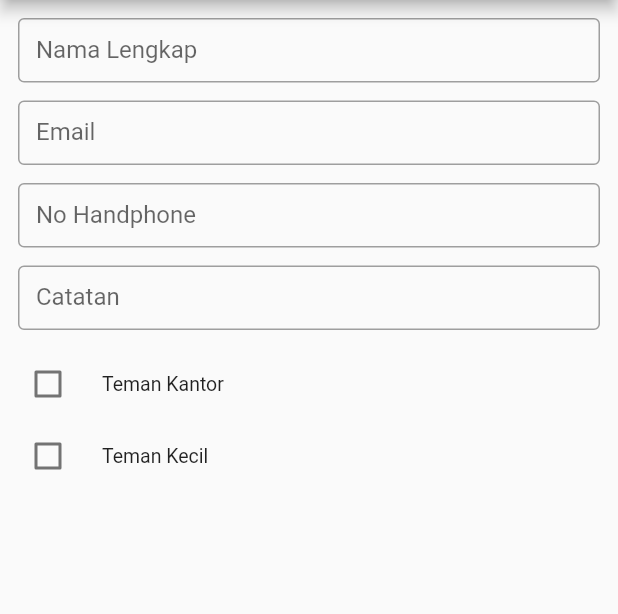
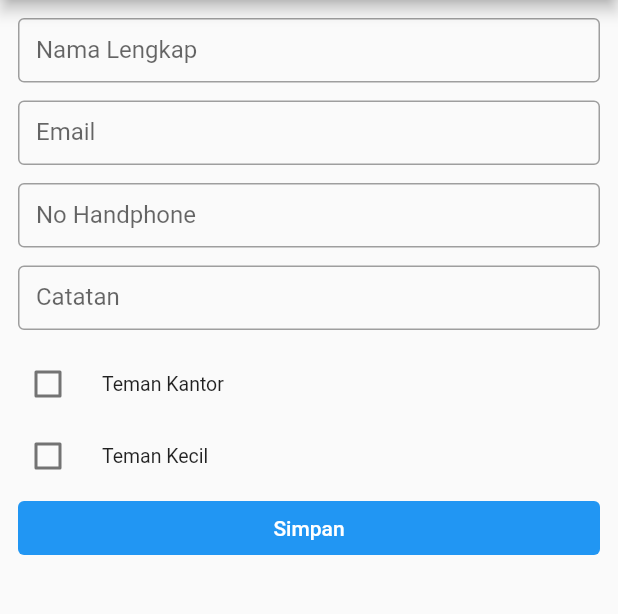
Before and after one commit to ivanismail/crud_contact, a Flutter app: the ContactAddView screen opened by its route, on a phone screen of 412 x 824 dp, the part 84-698 px from its top. Run offline on Flutter 3.47's test engine with Material 2 defaults, Android fonts, the phone set to English and light mode, and no system bars; our stand-ins replace get.

Commit message:
fix: view

```diff
--- a/lib/app/modules/contact/views/contact_add_view.dart
+++ b/lib/app/modules/contact/views/contact_add_view.dart
@@ -1,4 +1,5 @@
 import 'package:crud_contact/app/modules/contact/controllers/contact_controller.dart';
+import 'package:crud_contact/app/widgets/buttons.dart';
 import 'package:crud_contact/app/widgets/page_wrapper.dart';
 import 'package:crud_contact/app/widgets/text_fields.dart';
 import 'package:flutter/material.dart';
@@ -21,7 +22,8 @@ class _ContactAddViewState extends State<ContactAddView> {
         title: Text('Contact Detail'),
         centerTitle: true,
       ),
-      body: PageWrapper(
+      body: SingleChildScrollView(
+        child: PageWrapper(
           child: Column(
             children: [
               OutlineTextField(
@@ -56,13 +58,14 @@ class _ContactAddViewState extends State<ContactAddView> {
                 onChanged: (value) => true,
                 controlAffinity: ListTileControlAffinity.leading,
               ),
-            // Container(
-            //   width: Get.width,
-            //   child: OutlineButton(
-            //     text: 'Update'.tr,
-            //   ),
-            // ),
+              Container(
+                width: Get.width,
+                child: SolidButton(
+                  text: 'Simpan',
+                ),
+              ),
             ],
+          ),
         ),
       ),
     );
--- a/lib/app/modules/contact/views/contact_detail_view.dart
+++ b/lib/app/modules/contact/views/contact_detail_view.dart
@@ -20,7 +20,8 @@ class _ContactDetailViewState extends State<ContactDetailView> {
         title: Text('Contact Detail'),
         centerTitle: true,
       ),
-      body: PageWrapper(
+      body: SingleChildScrollView(
+        child: PageWrapper(
           child: Column(
             children: [
               OutlineTextField(
@@ -64,6 +65,7 @@ class _ContactDetailViewState extends State<ContactDetailView> {
             ],
           ),
         ),
+      ),
     );
   }
 }
--- /dev/null
+++ b/lib/app/widgets/buttons.dart
@@ -0,0 +1,73 @@
+import 'package:flutter/material.dart';
+import 'package:flutter/rendering.dart';
+
+class SolidButton extends StatelessWidget {
+  final String text;
+  final TextStyle? style;
+  final EdgeInsets? padding;
+  final Function()? onTap;
+  final Color? backgroudColor;
+  final bool inactive;
+  final Widget? prefixIcon;
+  final ChildLayoutHelper? child;
+  final bool? loading;
+  final BorderRadius? borderRadius;
+
+  const SolidButton({
+    Key? key,
+    required this.text,
+    this.style,
+    this.padding,
+    this.onTap,
+    this.backgroudColor,
+    this.inactive = false,
+    this.prefixIcon,
+    this.child,
+    this.loading = false,
+    this.borderRadius,
+  }) : super(key: key);
+
+  @override
+  Widget build(BuildContext context) {
+    return ElevatedButton(
+      style: ElevatedButton.styleFrom(
+        shape: this.borderRadius != null
+            ? RoundedRectangleBorder(
+                borderRadius: this.borderRadius!,
+              )
+            : RoundedRectangleBorder(
+                borderRadius: BorderRadius.all(Radius.circular(4))),
+        elevation: 0,
+        primary: this.inactive
+            ? Colors.blueGrey
+            : this.backgroudColor ?? Colors.blue,
+        padding: padding,
+      ),
+      onPressed: this.loading! ? null : this.onTap ?? () {},
+      child: this.prefixIcon != null
+          ? Row(
+              mainAxisAlignment: MainAxisAlignment.center,
+              children: [
+                this.prefixIcon!,
+                SizedBox(width: 8),
+                Text(
+                  this.text,
+                  style: this.inactive
+                      ? TextStyle(
+                          color: Colors.blueGrey,
+                        )
+                      : style,
+                ),
+              ],
+            )
+          : Text(
+              this.text,
+              style: this.inactive
+                  ? TextStyle(
+                      color: Colors.blueGrey,
+                    )
+                  : style,
+            ),
+    );
+  }
+}
```
Also changed, not shown: lib/app/modules/contact/controllers/contact_controller.dart (+14 -7 lines), lib/app/modules/contact/views/contact_view.dart (+13 -4 lines), lib/app/utils/search_state_mixin.dart (added, +17 -0 lines), lib/app/widgets/appbar.dart (added, +111 -0 lines), lib/app/widgets/text_fields.dart (+78 -0 lines). Lines whose indentation alone changed are shown as unchanged.
